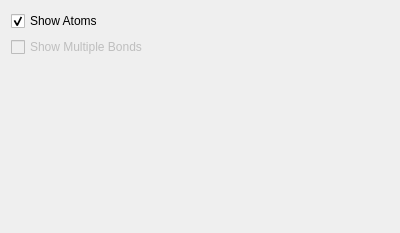
Above: libavogadro/src/engines/wiresettingswidget.ui from cryos/avogadro before the change. Below: the same form after it.
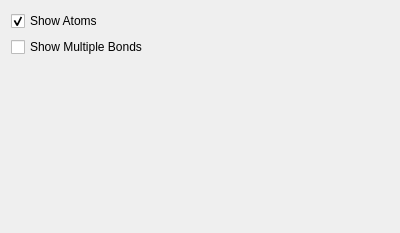
That is the form after the change.

Patch:
```diff
--- a/libavogadro/src/engines/wiresettingswidget.ui
+++ b/libavogadro/src/engines/wiresettingswidget.ui
@@ -25,7 +25,7 @@
      <item>
       <widget class="QCheckBox" name="showMultipleCheckBox" >
        <property name="enabled" >
-        <bool>false</bool>
+        <bool>true</bool>
        </property>
        <property name="text" >
         <string>Show Multiple Bonds</string>
```
